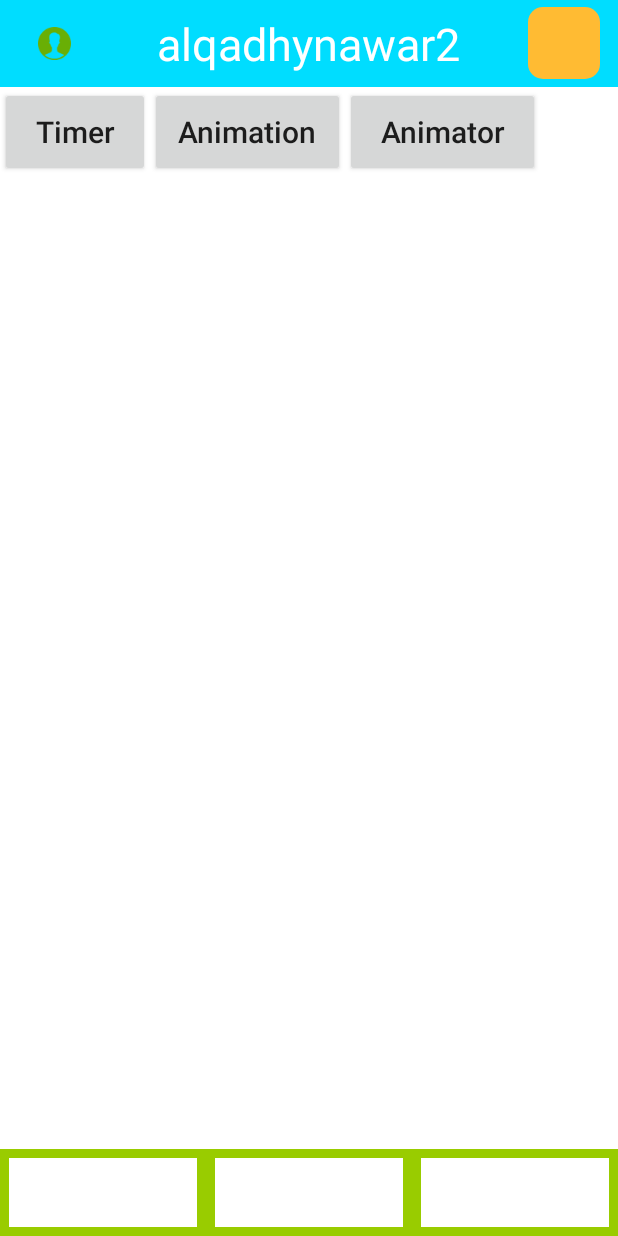
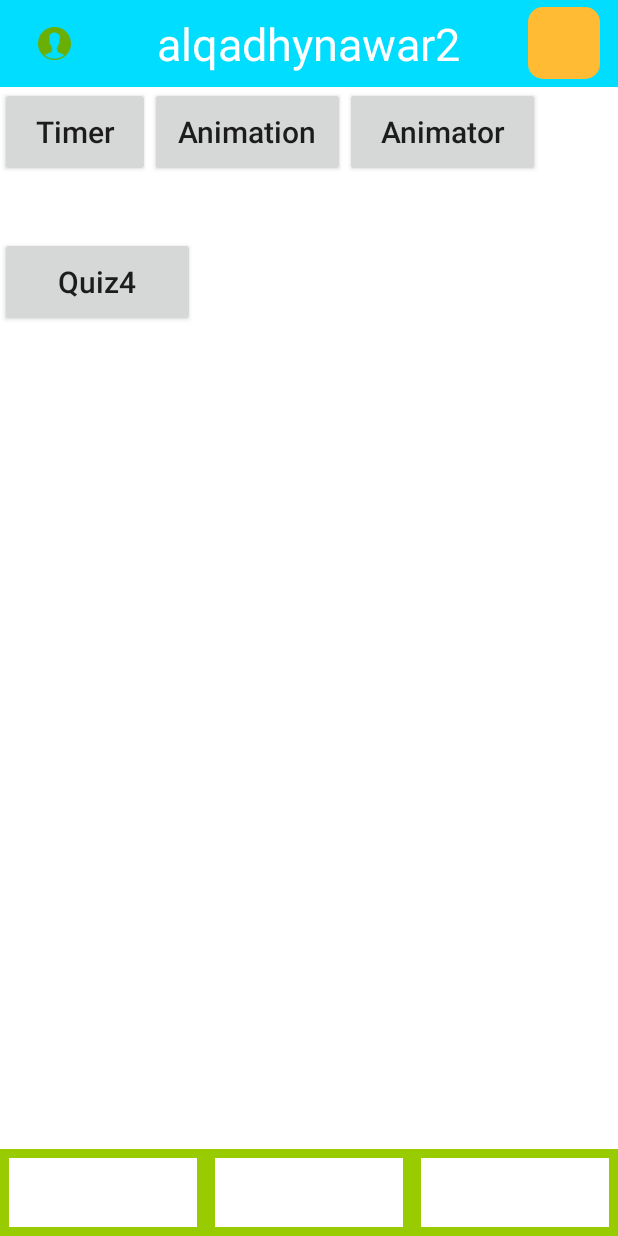
Before and after one commit to nawaralqadhy/alqadhynawar2, an Android app: the screen it shows after launch (MainActivity), on a phone screen of 412 x 824 dp. Run offline under Robolectric (Android 15) with nearby library versions, the phone set to English and light mode, and no system bars; our stand-ins replace ButterKnife.

Commit message:
Quiz #4 Mar-08-2017

```diff
--- a/app/src/main/java/com/example/nawaralqadhy/alqadhynawar2/AnimatorActivity.java
+++ b/app/src/main/java/com/example/nawaralqadhy/alqadhynawar2/AnimatorActivity.java
@@ -113,7 +113,7 @@ public class AnimatorActivity extends BaseActivity {
         animator.addListener(new Animator.AnimatorListener() {
             @Override
             public void onAnimationStart(Animator animation) {
-                UtilLog.logD("Yan","animation start");
+                UtilLog.logD("nawar","animation start");
             }
 
             @Override
@@ -123,12 +123,12 @@ public class AnimatorActivity extends BaseActivity {
 
             @Override
             public void onAnimationCancel(Animator animation) {
-                UtilLog.logD("Yan","animation cancel");
+                UtilLog.logD("nawar","animation cancel");
             }
 
             @Override
             public void onAnimationRepeat(Animator animation) {
-                UtilLog.logD("Yan","animation repeat");
+                UtilLog.logD("nawar","animation repeat");
             }
         });
         animator.setRepeatMode(ValueAnimator.REVERSE);
--- a/app/src/main/java/com/example/nawaralqadhy/alqadhynawar2/DialogActivity.java
+++ b/app/src/main/java/com/example/nawaralqadhy/alqadhynawar2/DialogActivity.java
@@ -10,14 +10,12 @@ import android.os.Message;
 import android.widget.EditText;
 import android.widget.RadioGroup;
 
-import com.example.nawaralqadhy.alqadhynawar2.dialog.CustomDialog;
-
 import java.util.ArrayList;
 
 import butterknife.BindView;
 import butterknife.ButterKnife;
 import butterknife.OnClick;
-
+import dialog.CustomDialog;
 
 
 public class DialogActivity extends BaseActivity{
--- a/app/src/main/java/com/example/nawaralqadhy/alqadhynawar2/ViewPagerActivity.java
+++ b/app/src/main/java/com/example/nawaralqadhy/alqadhynawar2/ViewPagerActivity.java
@@ -51,8 +51,7 @@ public class ViewPagerActivity extends AppCompatActivity {
         viewPagerAdapter.setContent(fragmentList);
         viewPager.setAdapter(viewPagerAdapter);
 
-//        tabLayout = (TableLayout) findViewById(R.id.tab_layout);
-//        tabLayout.setupWithViewPage(viewPager);
+
 
     }
 
--- a/app/src/main/java/com/example/nawaralqadhy/alqadhynawar2/util/UtilLog.java
+++ b/app/src/main/java/com/example/nawaralqadhy/alqadhynawar2/util/UtilLog.java
@@ -3,7 +3,7 @@ package com.example.nawaralqadhy.alqadhynawar2.util;
 import android.util.Log;
 
 /**
- * Created by Kenny on 2/6/2017.
+ * Created by nawaralqadhy on 2/6/2017.
  */
 
 public class UtilLog {
--- a/app/src/main/java/com/example/nawaralqadhy/alqadhynawar2/dialog/CustomDialog.java
+++ b/app/src/main/java/dialog/CustomDialog.java
@@ -1,4 +1,4 @@
-package com.example.nawaralqadhy.alqadhynawar2.dialog;
+package dialog;
 
 
 import android.app.Dialog;
@@ -10,9 +10,6 @@ import com.example.nawaralqadhy.alqadhynawar2.R;
 
 import butterknife.ButterKnife;
 import butterknife.OnClick;
-
-
-
 
 
 public class CustomDialog extends Dialog {
--- a/app/src/main/res/layout/activity_main.xml
+++ b/app/src/main/res/layout/activity_main.xml
@@ -84,16 +84,22 @@
         android:layout_height="match_parent"
         android:background="@color/white"></ListView>
     <FrameLayout
-        android:id="@+id/main_fl"
+        android:id="@+id/f1"
         android:layout_width="match_parent"
         android:layout_height="match_parent"
         android:layout_below="@+id/titlebar"
         android:layout_above="@+id/toolbar"
         android:background="@color/white">
+        <LinearLayout
+            android:layout_width="match_parent"
+            android:layout_height="match_parent"
+            android:orientation="vertical">
 
             <LinearLayout
                 android:layout_width="match_parent"
-            android:layout_height="match_parent">
+                android:layout_height="100dp"
+                android:id="@+id/LL1"
+                >
 
                 <Button
                     android:id="@+id/main_timer_bt"
@@ -111,6 +117,7 @@
                     android:textAllCaps="false"
                     android:textSize="20sp"
                     />
+
                 <Button
                     android:id="@+id/animator_bt"
                     android:layout_width="130dp"
@@ -121,6 +128,23 @@
                     />
 
 
+
+            </LinearLayout>
+            <LinearLayout
+                android:layout_width="match_parent"
+                android:layout_height="60dp"
+                android:layout_below="@+id/LL1"
+                >
+                <Button
+                    android:id="@+id/Quiz4"
+                    android:layout_width="130dp"
+                    android:layout_height="60dp"
+                    android:text="Quiz4"
+                    android:textAllCaps="false"
+                    android:textSize="20sp"
+                    />
+            </LinearLayout>
+
         </LinearLayout>
 
     </FrameLayout>
--- a/build.gradle
+++ b/build.gradle
@@ -5,7 +5,7 @@ buildscript {
         jcenter()
     }
     dependencies {
-        classpath 'com.android.tools.build:gradle:2.3.0-beta3'
+        classpath 'com.android.tools.build:gradle:2.3.0'
 
         // NOTE: Do not place your application dependencies here; they belong
         // in the individual module build.gradle files
```
Also changed, not shown: app/src/main/AndroidManifest.xml (+9 -8 lines), app/src/main/java/com/example/nawaralqadhy/alqadhynawar2/MainActivity.java (+41 -9 lines), app/src/main/java/dialog/Quiz4.java (added, +76 -0 lines), app/src/main/res/layout/quiz4.xml (added, +65 -0 lines), 1 other file. Lines whose indentation alone changed are shown as unchanged.
